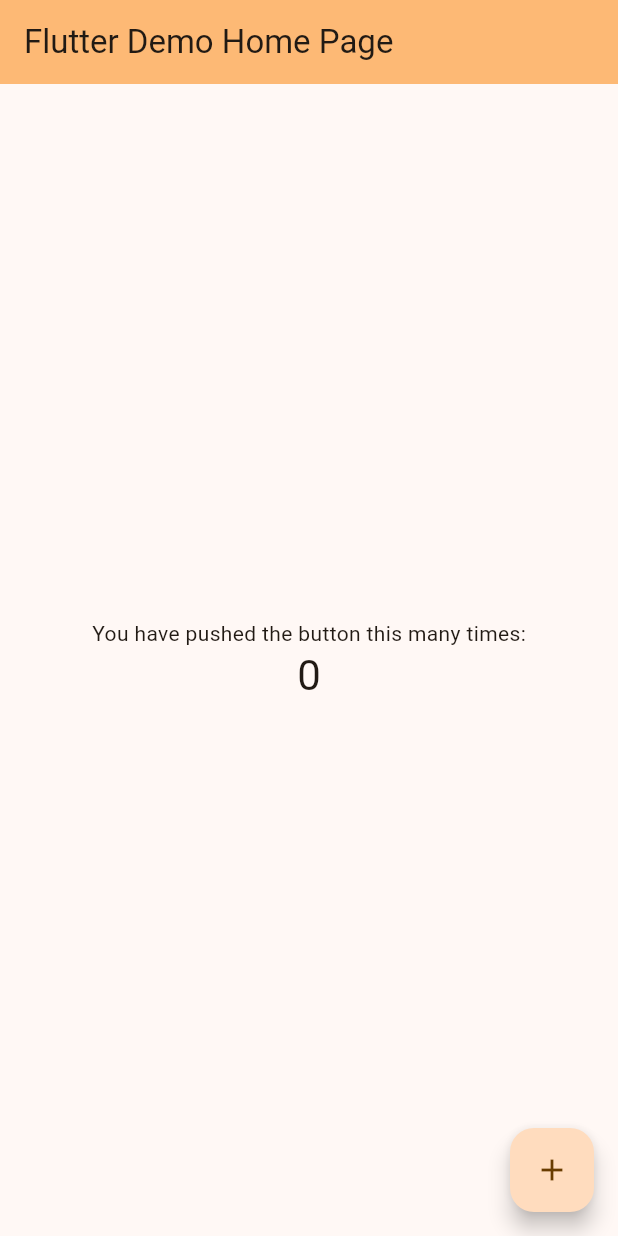
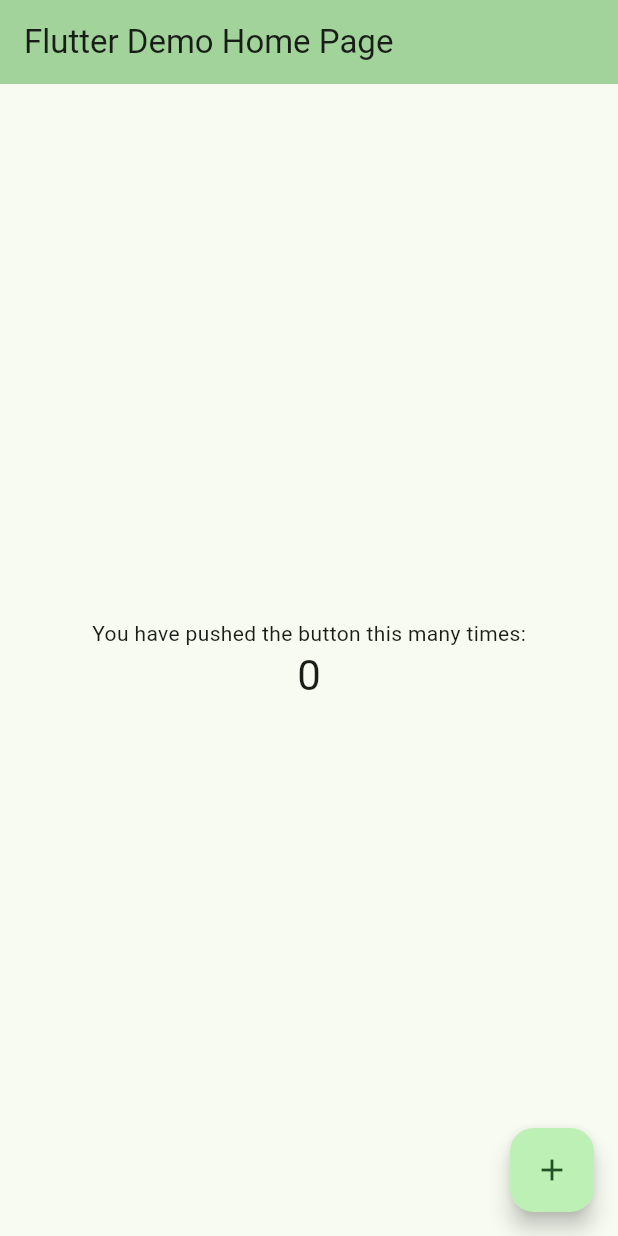
Before and after one commit to EthanDorr/BearTracks, a Flutter app: the screen it shows after launch, on a phone screen of 412 x 824 dp. Run offline on Flutter 3.47's test engine with Material 3 defaults, Android fonts, the phone set to English and light mode, and no system bars.

Commit message:
updated color to green

```diff
--- a/lib/main.dart
+++ b/lib/main.dart
@@ -28,7 +28,7 @@ class MyApp extends StatelessWidget {
         //
         // This works for code too, not just values: Most code changes can be
         // tested with just a hot reload.
-        colorScheme: ColorScheme.fromSeed(seedColor: Colors.orange),
+        colorScheme: ColorScheme.fromSeed(seedColor: Colors.green),
         useMaterial3: true,
       ),
       home: const MyHomePage(title: 'Flutter Demo Home Page'),
```
